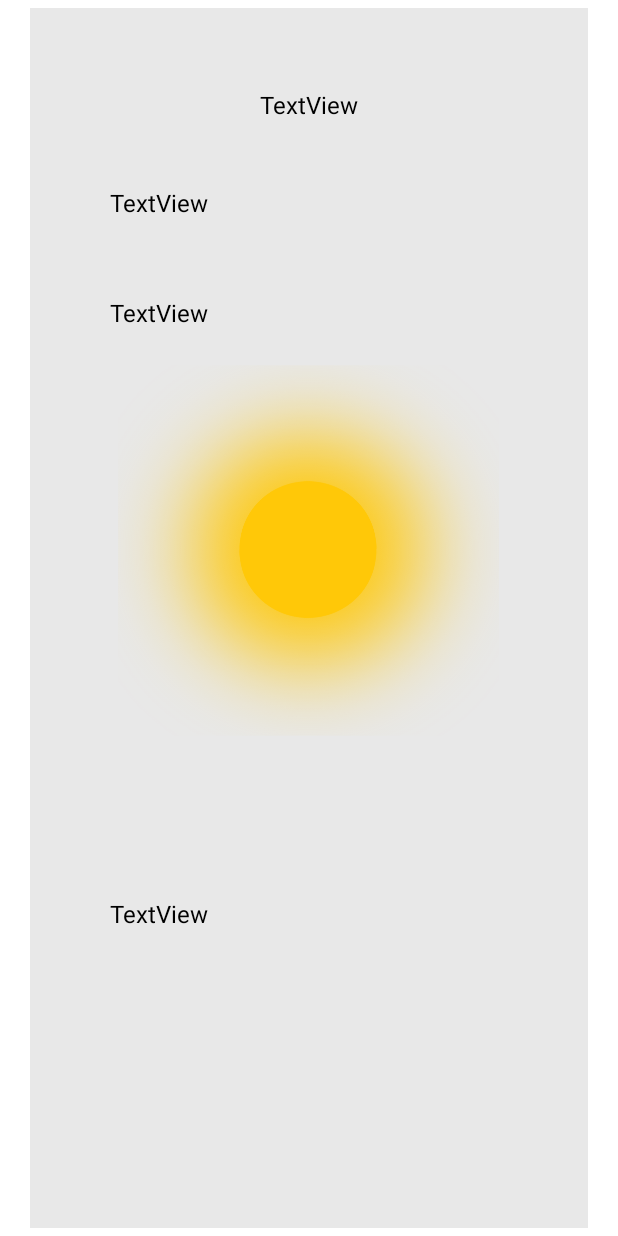
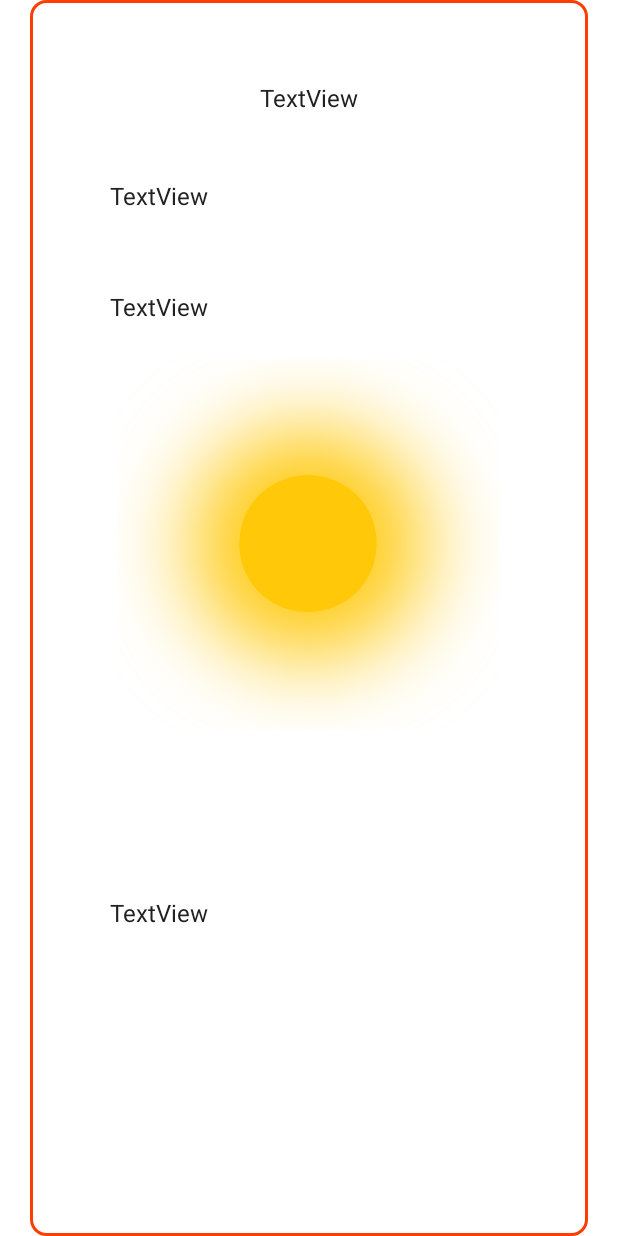
Before and after one commit to nothatcreative5/Mobile-Programming-HW2, an Android app: the layout weather_list.xml on its own in the app's theme, with its tools: preview values and no code run, on a phone screen of 412 x 824 dp. Run offline under Robolectric (Android 15) with nearby library versions, the phone set to English and light mode, and no system bars.

Commit message:
Recyclerview design changed

```diff
--- a/app/src/main/java/edu/sharif/weather/adapters/WeatherRecyclerAdapter.java
+++ b/app/src/main/java/edu/sharif/weather/adapters/WeatherRecyclerAdapter.java
@@ -30,8 +30,8 @@ public class WeatherRecyclerAdapter extends RecyclerView.Adapter<WeatherRecycler
         this.mOnWeatherListener = onWeatherListener;
     }
 
-    public void changeDataSet(ArrayList<DailyWeather> weatherForcast) {
-        this.weatherForecast = weatherForcast;
+    public void changeDataSet(ArrayList<DailyWeather> weatherForecast) {
+        this.weatherForecast = weatherForecast;
     }
 
     @NonNull
@@ -44,7 +44,7 @@ public class WeatherRecyclerAdapter extends RecyclerView.Adapter<WeatherRecycler
     @Override
     public void onBindViewHolder(@NonNull WeatherRecyclerAdapter.ViewHolder holder, int position) {
 
-        holder.parentLayout.setBackgroundColor(0xFF42ecf5);
+        // holder.parentLayout.setBackgroundColor(0xFF42ecf5);
 
         holder.cityName.setText(weatherForecast.get(position).getCityName());
         holder.cityName.setTextSize(TypedValue.COMPLEX_UNIT_SP, 30);
--- a/app/src/main/java/edu/sharif/weather/view/HomeFragment.java
+++ b/app/src/main/java/edu/sharif/weather/view/HomeFragment.java
@@ -1,5 +1,6 @@
 package edu.sharif.weather.view;
 
+import android.annotation.SuppressLint;
 import android.app.ProgressDialog;
 import android.os.Bundle;
 import android.util.Log;
@@ -41,7 +42,7 @@ public class HomeFragment extends Fragment implements WeatherRecyclerAdapter.OnW
     @Override
     public void onViewCreated(@NonNull View view, @Nullable Bundle savedInstanceState) {
 
-        final CarouselLayoutManager layoutManager = new CarouselLayoutManager(CarouselLayoutManager.HORIZONTAL,false);
+        final CarouselLayoutManager layoutManager = new CarouselLayoutManager(CarouselLayoutManager.HORIZONTAL, false);
         layoutManager.setPostLayoutListener(new CarouselZoomPostLayoutListener());
 
         wc = new WeatherController();
@@ -60,23 +61,22 @@ public class HomeFragment extends Fragment implements WeatherRecyclerAdapter.OnW
 //        mWeatherForecast.add(new DailyWeather(2,2,2,2));
 
 
-        adapter = new WeatherRecyclerAdapter(mWeatherForecast,this);
+        adapter = new WeatherRecyclerAdapter(mWeatherForecast, this);
         recyclerView.setAdapter(adapter);
         recyclerView.setVisibility(View.INVISIBLE);
     }
 
     public void getWeeklyForecastByCityName(String cityName) {
 
-        ProgressDialog dialog = ProgressDialog.show(getActivity(), "",
-                "Loading. Please wait...", true);
+        ProgressDialog dialog = ProgressDialog.show(getActivity(), "Searching Weather Info", "Please wait...", true);
         new Thread(new Runnable() {
             @Override
             public void run() {
                 mWeatherForecast = wc.getWeatherByLocationName(cityName);
-                if(mWeatherForecast == null)
+                if (mWeatherForecast == null)
                     onFailure(dialog);
                 else
-                    onSuccess(cityName,dialog);
+                    onSuccess(cityName, dialog);
             }
         }).start();
     }
@@ -87,11 +87,11 @@ public class HomeFragment extends Fragment implements WeatherRecyclerAdapter.OnW
         new Thread(new Runnable() {
             @Override
             public void run() {
-                mWeatherForecast = wc.getWeatherByGeoLocation(latitude,longitude);
-                String cityName = wc.getCityName(longitude,latitude);
-                if(cityName == null)
+                mWeatherForecast = wc.getWeatherByGeoLocation(latitude, longitude);
+                String cityName = wc.getCityName(longitude, latitude);
+                if (cityName == null)
                     cityName = "Karaj";
-                if(mWeatherForecast == null)
+                if (mWeatherForecast == null)
                     onFailure(dialog);
                 else
                     onSuccess(cityName, dialog);
@@ -101,10 +101,11 @@ public class HomeFragment extends Fragment implements WeatherRecyclerAdapter.OnW
 
     public void onSuccess(String cityName, ProgressDialog dialog) {
 
-        for(DailyWeather dw: mWeatherForecast){
+        for (DailyWeather dw : mWeatherForecast) {
             dw.setCityName(cityName);
         }
         getActivity().runOnUiThread(new Runnable() {
+            @SuppressLint("NotifyDataSetChanged")
             @Override
             public void run() {
                 dialog.dismiss();
@@ -130,6 +131,6 @@ public class HomeFragment extends Fragment implements WeatherRecyclerAdapter.OnW
 
     @Override
     public void onWeatherClick(int position) {
-        Log.d("test","someone clicked on my pussy.");
+        Log.d("test", "someone clicked on my pussy.");
     }
 }
--- /dev/null
+++ b/app/src/main/res/drawable/border.xml
@@ -0,0 +1,7 @@
+<?xml version="1.0" encoding="UTF-8"?>
+<shape xmlns:android="http://schemas.android.com/apk/res/android">
+    <solid android:color="?attr/colorOnPrimary"/>
+    <stroke android:width="2dp" android:color="?attr/colorPrimary" />
+    <corners android:radius="10dp"/>
+    <padding android:left="0dp" android:top="0dp" android:right="0dp" android:bottom="0dp" />
+</shape>
--- a/app/src/main/res/layout/weather_list.xml
+++ b/app/src/main/res/layout/weather_list.xml
@@ -5,11 +5,9 @@
     android:id="@+id/parent_layout"
     android:layout_width="match_parent"
     android:layout_height="match_parent"
-    android:layout_marginTop="5dp"
     android:layout_marginRight="20dp"
     android:layout_marginLeft="20dp"
-    android:layout_marginBottom="5dp"
-    android:background="#E8E8E8">
+    android:background="@drawable/border">
 
     <TextView
         android:id="@+id/feelsLike"
@@ -18,7 +16,7 @@
         android:paddingTop="10dp"
         android:paddingBottom="10dp"
         android:text="TextView"
-        android:textColor="@color/black"
+        android:textColor="?attr/colorOnSecondary"
         android:textSize="16sp"
         app:layout_constraintBottom_toBottomOf="parent"
         app:layout_constraintEnd_toEndOf="parent"
@@ -34,7 +32,7 @@
         android:paddingTop="10dp"
         android:paddingBottom="10dp"
         android:text="TextView"
-        android:textColor="@color/black"
+        android:textColor="?attr/colorOnSecondary"
         android:textSize="16sp"
         app:layout_constraintBottom_toBottomOf="parent"
         app:layout_constraintEnd_toEndOf="parent"
@@ -50,7 +48,7 @@
         android:paddingTop="10dp"
         android:paddingBottom="10dp"
         android:text="TextView"
-        android:textColor="@color/black"
+        android:textColor="?attr/colorOnSecondary"
         android:textSize="16dp"
         app:layout_constraintBottom_toBottomOf="parent"
         app:layout_constraintEnd_toEndOf="parent"
@@ -65,7 +63,7 @@
         android:paddingTop="10dp"
         android:paddingBottom="10dp"
         android:text="TextView"
-        android:textColor="@color/black"
+        android:textColor="?attr/colorOnSecondary"
         android:textSize="16sp"
         app:layout_constraintBottom_toBottomOf="parent"
         app:layout_constraintEnd_toEndOf="parent"
--- a/app/src/main/res/values-night/themes.xml
+++ b/app/src/main/res/values-night/themes.xml
@@ -4,11 +4,11 @@
         <!-- Primary brand color. -->
         <item name="colorPrimary">#FF80AB</item>
         <item name="colorPrimaryVariant">#FF4081</item>
-        <item name="colorOnPrimary">@color/white</item>
+        <item name="colorOnPrimary">#212121</item>
         <!-- Secondary brand color. -->
         <item name="colorSecondary">#FF80AB</item>
         <item name="colorSecondaryVariant">#FF4081</item>
-        <item name="colorOnSecondary">#212121</item>
+        <item name="colorOnSecondary">@color/white</item>
         <!-- Status bar color. -->
         <item name="android:statusBarColor" tools:targetApi="l">#121212</item>
         <!-- Customize your theme here. -->
```
